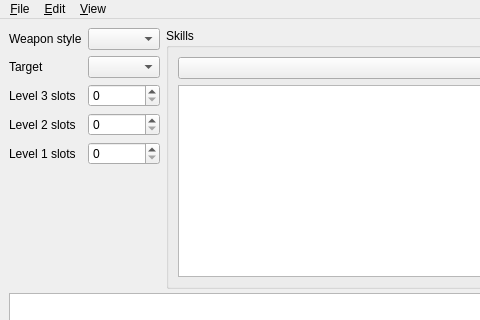
Above: app/src/gui/MainWindow.ui from GuB-42/mh-dps-calculator before the change; both pictures show x 0 to 480 and y 0 to 320 of the 1000 by 750 pixel window. Below: the same form after it.
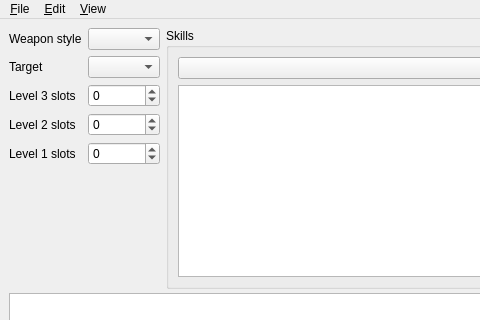
That is the form after the change. Icons and pictures are not drawn. Custom widgets are drawn as their Qt base class.

What changed in the file:
```diff
--- a/app/src/gui/MainWindow.ui
+++ b/app/src/gui/MainWindow.ui
@@ -76,13 +76,25 @@
            </widget>
           </item>
           <item row="2" column="1">
-           <widget class="QSpinBox" name="level3Slots"/>
+           <widget class="QSpinBox" name="level3Slots">
+            <property name="minimum">
+             <number>-99</number>
+            </property>
+           </widget>
           </item>
           <item row="3" column="1">
-           <widget class="QSpinBox" name="level2Slots"/>
+           <widget class="QSpinBox" name="level2Slots">
+            <property name="minimum">
+             <number>-99</number>
+            </property>
+           </widget>
           </item>
           <item row="4" column="1">
-           <widget class="QSpinBox" name="level1Slots"/>
+           <widget class="QSpinBox" name="level1Slots">
+            <property name="minimum">
+             <number>-99</number>
+            </property>
+           </widget>
           </item>
          </layout>
         </item>
```
